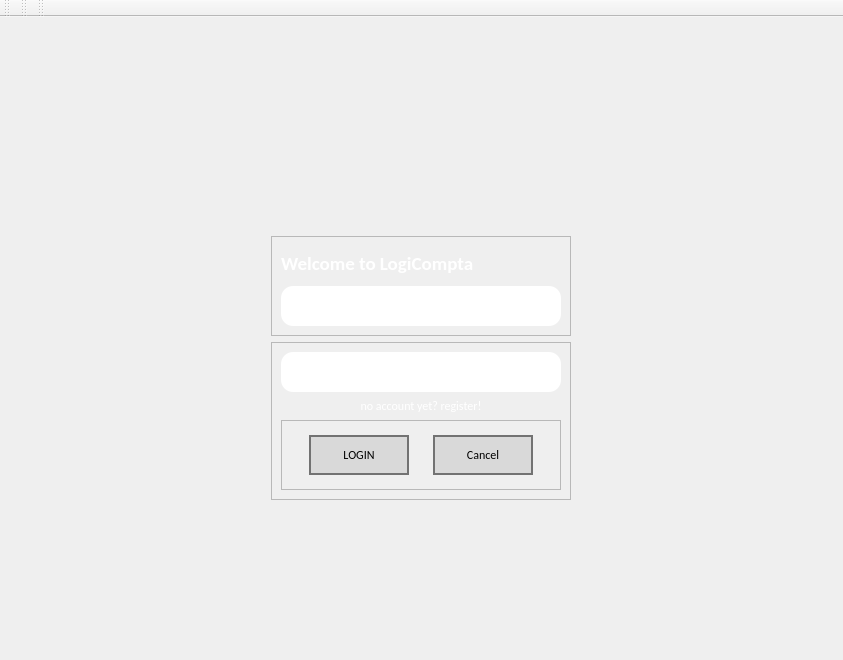
Old version of the form logiComptaProject/login.ui in the repository ffillouxdev/LogiCompta.
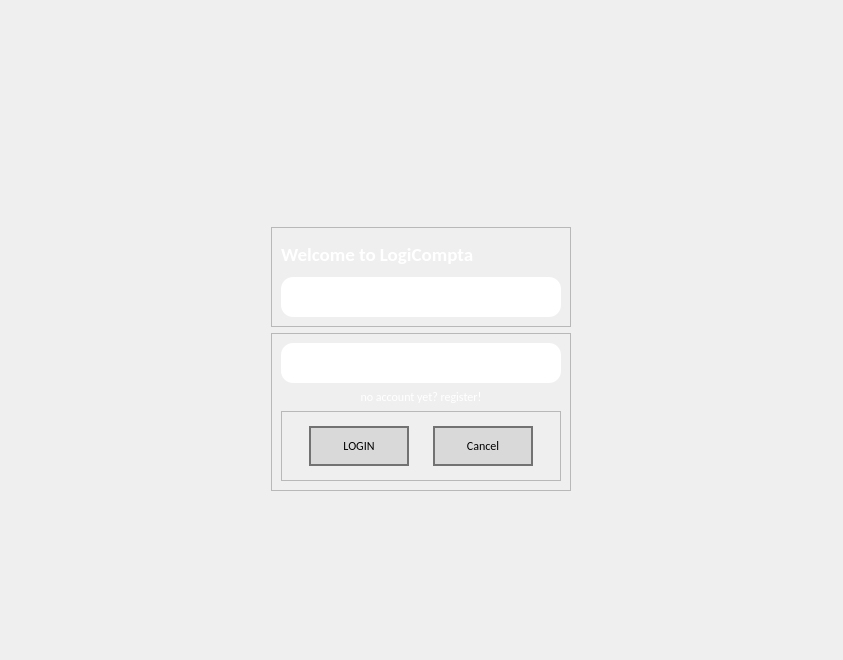
New version of the form. Icons and pictures are not drawn.

What changed in the file:
```diff
--- a/logiComptaProject/login.ui
+++ b/logiComptaProject/login.ui
@@ -296,39 +296,6 @@
     </rect>
    </property>
   </widget>
-  <widget class="QToolBar" name="toolBar">
-   <property name="windowTitle">
-    <string>toolBar</string>
-   </property>
-   <attribute name="toolBarArea">
-    <enum>TopToolBarArea</enum>
-   </attribute>
-   <attribute name="toolBarBreak">
-    <bool>false</bool>
-   </attribute>
-  </widget>
-  <widget class="QToolBar" name="toolBar_2">
-   <property name="windowTitle">
-    <string>toolBar_2</string>
-   </property>
-   <attribute name="toolBarArea">
-    <enum>TopToolBarArea</enum>
-   </attribute>
-   <attribute name="toolBarBreak">
-    <bool>false</bool>
-   </attribute>
-  </widget>
-  <widget class="QToolBar" name="toolBar_3">
-   <property name="windowTitle">
-    <string>toolBar_3</string>
-   </property>
-   <attribute name="toolBarArea">
-    <enum>TopToolBarArea</enum>
-   </attribute>
-   <attribute name="toolBarBreak">
-    <bool>false</bool>
-   </attribute>
-  </widget>
  </widget>
  <resources/>
  <connections/>
```
